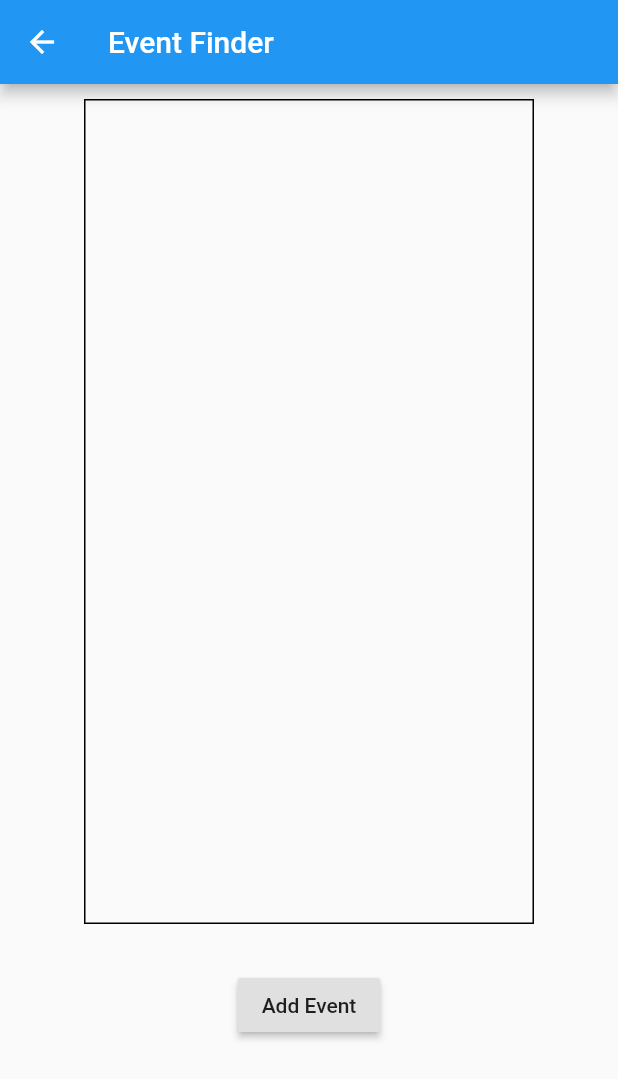
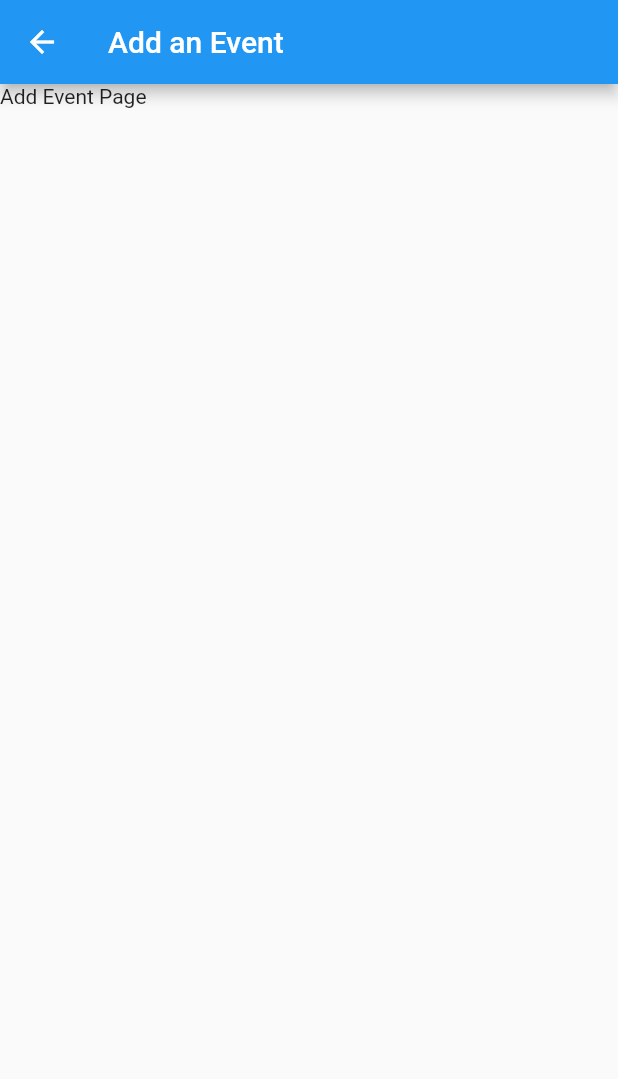
Before and after one commit to Kab332/OTU-Companion-Application, a Flutter app: the EventFinderMain screen opened by its route, after a tap on "Add Event", on a phone screen of 412 x 824 dp. Shown: the top 1079 px of the screen. Run offline on Flutter 3.47's test engine with Material 2 defaults, Android fonts, the phone set to English and light mode, and no system bars; our stand-ins replace sqflite; accounts and stored records are empty.

Commit message:
add page to add an event, add named route in event finder main, add link to add event page

```diff
--- a/otu_companion/lib/event_finder/event_finder_main.dart
+++ b/otu_companion/lib/event_finder/event_finder_main.dart
@@ -1,6 +1,8 @@
 import 'package:flutter/material.dart';
+import 'package:otu_companion/event_finder/views/add_event.dart';
 
 import './views/event_finder_list.dart';
+import './views/add_event.dart';
 import 'model/event.dart';
 
 class EventPageApp extends StatelessWidget {
@@ -11,6 +13,11 @@ class EventPageApp extends StatelessWidget {
       theme: ThemeData(
         primarySwatch: Colors.blue,
       ),
+      home: EventFinderMain(title: 'Event Finder'),
+      routes: <String, WidgetBuilder>{
+        '/addEvent': (BuildContext context) =>
+        AddEventPage(title: 'Add an Event'),
+      },
     );
   }
 }
@@ -32,6 +39,18 @@ class _EventFinderMainState extends State<EventFinderMain> {
         title: Text(widget.title),
       ),
       body: buildEventFinder(),
+      floatingActionButton: RaisedButton(
+        child: Text("Add Event"),
+        onPressed: _addEvent,
+      ),
+      floatingActionButtonLocation: FloatingActionButtonLocation.centerDocked,
     );
   }
+
+  Future<void> _addEvent() async{
+    var event = await Navigator.push(context, new MaterialPageRoute(
+      builder: (context) => new AddEventPage(title: 'Add an Event')),
+    );
+    print("Adding event...");
+  }
 }
--- /dev/null
+++ b/otu_companion/lib/event_finder/views/add_event.dart
@@ -0,0 +1,23 @@
+import 'package:flutter/material.dart';
+
+class AddEventPage extends StatefulWidget {
+  AddEventPage({Key key, this.title}) : super(key: key);
+
+  final String title;
+  @override
+  _AddEventPageState createState() => _AddEventPageState();
+}
+
+class _AddEventPageState extends State<AddEventPage> {
+  @override
+  Widget build(BuildContext context) {
+    return Scaffold(
+      appBar: AppBar(
+        title: Text(widget.title),
+      ),
+      body: Container(
+        child: Text("Add Event Page"),
+      ),
+    );
+  }
+}
--- a/otu_companion/lib/event_finder/views/event_finder_list.dart
+++ b/otu_companion/lib/event_finder/views/event_finder_list.dart
@@ -18,10 +18,6 @@ Widget buildEventFinder() {
           ),
         ),
       ),
-      Padding(
-        padding: EdgeInsets.all(10.0),
-        child: _buildAddButton(),
-      )
     ],
   );
 }
@@ -52,16 +48,3 @@ Widget _buildListView() {
     }
   );
 }
-
-Widget _buildAddButton() {
-  return Container(
-    padding: EdgeInsets.all(10.0),
-    alignment: Alignment.bottomCenter,
-    child: RaisedButton(
-      child: Text("Add Event"),
-      onPressed: () {
-        print("Add Event Page!");
-      }
-    )
-  );
-}
```
